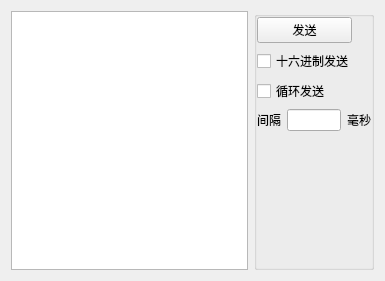
Old version of the form UI/SingleSend.ui in the repository BeiChenYx/NetDebug.
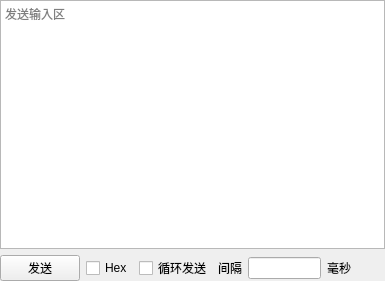
New version of the form.

Diff of the .ui file:
```diff
--- a/UI/SingleSend.ui
+++ b/UI/SingleSend.ui
@@ -13,28 +13,7 @@
   <property name="windowTitle">
    <string>单条数据发送</string>
   </property>
-  <layout class="QHBoxLayout" name="horizontalLayout_2">
-   <item>
-    <widget class="QTextEdit" name="textEdit"/>
-   </item>
-   <item>
-    <widget class="QGroupBox" name="groupBox">
-     <property name="minimumSize">
-      <size>
-       <width>120</width>
-       <height>0</height>
-      </size>
-     </property>
-     <property name="maximumSize">
-      <size>
-       <width>120</width>
-       <height>1000</height>
-      </size>
-     </property>
-     <property name="title">
-      <string/>
-     </property>
-     <layout class="QVBoxLayout" name="verticalLayout">
+  <layout class="QGridLayout" name="gridLayout">
       <property name="leftMargin">
        <number>0</number>
       </property>
@@ -47,6 +26,15 @@
       <property name="bottomMargin">
        <number>0</number>
       </property>
+   <item row="0" column="0">
+    <widget class="QTextEdit" name="textEdit">
+     <property name="placeholderText">
+      <string>发送输入区</string>
+     </property>
+    </widget>
+   </item>
+   <item row="1" column="0">
+    <layout class="QHBoxLayout" name="horizontalLayout">
       <item>
        <widget class="QPushButton" name="pushButton">
         <property name="maximumSize">
@@ -63,7 +51,7 @@
       <item>
        <widget class="QCheckBox" name="checkBox_Hex">
         <property name="text">
-         <string>十六进制发送</string>
+        <string>Hex</string>
         </property>
        </widget>
       </item>
@@ -75,8 +63,6 @@
        </widget>
       </item>
       <item>
-       <layout class="QHBoxLayout" name="horizontalLayout_3">
-        <item>
          <widget class="QLabel" name="label">
           <property name="text">
            <string>间隔</string>
@@ -84,9 +70,14 @@
          </widget>
         </item>
         <item>
-         <layout class="QHBoxLayout" name="horizontalLayout">
-          <item>
-           <widget class="QLineEdit" name="lineEdit_Times"/>
+      <widget class="QLineEdit" name="lineEdit_Times">
+       <property name="maximumSize">
+        <size>
+         <width>80</width>
+         <height>16777215</height>
+        </size>
+       </property>
+      </widget>
           </item>
           <item>
            <widget class="QLabel" name="label_2">
@@ -95,25 +86,20 @@
             </property>
            </widget>
           </item>
-         </layout>
-        </item>
-       </layout>
-      </item>
       <item>
-       <spacer name="verticalSpacer">
+      <spacer name="horizontalSpacer">
         <property name="orientation">
-         <enum>Qt::Vertical</enum>
+        <enum>Qt::Horizontal</enum>
         </property>
         <property name="sizeHint" stdset="0">
          <size>
-          <width>20</width>
-          <height>151</height>
+         <width>40</width>
+         <height>20</height>
          </size>
         </property>
        </spacer>
       </item>
      </layout>
-    </widget>
    </item>
   </layout>
  </widget>
```
Lines whose indentation alone changed are shown as unchanged.
